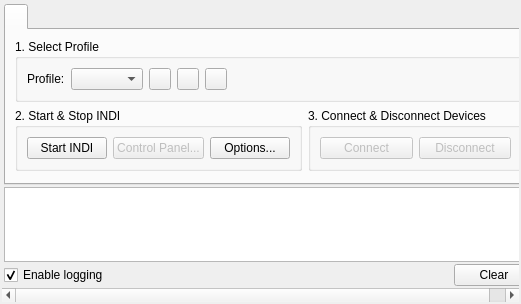
The window that kstars/ekos/ekosmanager.ui (KDE/kstars) describes before a commit, drawn with Qt 5.
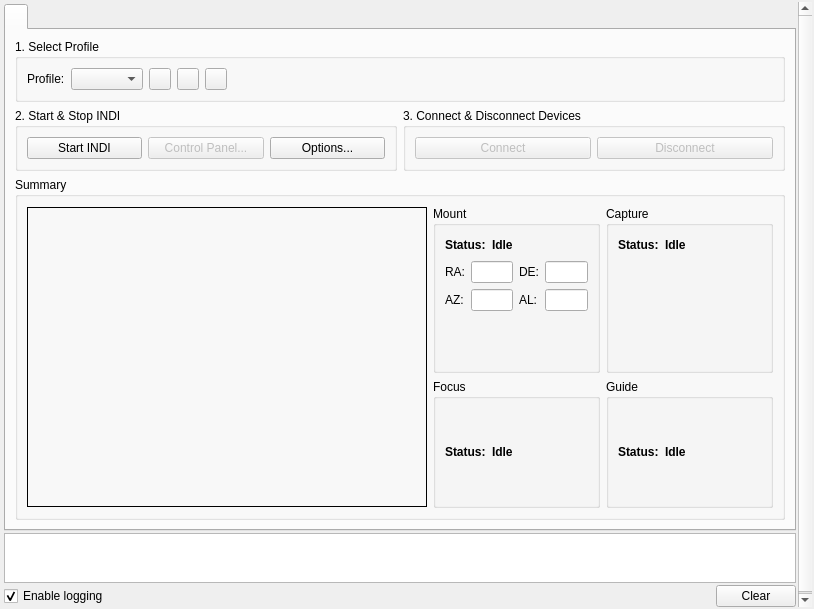
The same window after the commit. Icons and pictures are not drawn. Custom widgets are drawn as their Qt base class.

Commit message: Initial work for Ekos summary screen

Patch:
```diff
--- a/kstars/ekos/ekosmanager.ui
+++ b/kstars/ekos/ekosmanager.ui
@@ -6,8 +6,8 @@
    <rect>
     <x>0</x>
     <y>0</y>
-    <width>521</width>
-    <height>304</height>
+    <width>814</width>
+    <height>609</height>
    </rect>
   </property>
   <property name="baseSize">
@@ -72,8 +72,8 @@
        <rect>
         <x>0</x>
         <y>0</y>
-        <width>517</width>
-        <height>300</height>
+        <width>810</width>
+        <height>605</height>
        </rect>
       </property>
       <property name="sizePolicy">
@@ -321,20 +321,394 @@
             </layout>
            </item>
            <item>
-            <spacer name="verticalSpacer">
-             <property name="orientation">
-              <enum>Qt::Vertical</enum>
+            <widget class="QGroupBox" name="summaryGroup">
+             <property name="sizePolicy">
+              <sizepolicy hsizetype="Preferred" vsizetype="Preferred">
+               <horstretch>0</horstretch>
+               <verstretch>0</verstretch>
+              </sizepolicy>
              </property>
-             <property name="sizeType">
-              <enum>QSizePolicy::MinimumExpanding</enum>
-             </property>
-             <property name="sizeHint" stdset="0">
+             <property name="minimumSize">
               <size>
-               <width>20</width>
-               <height>1</height>
+               <width>0</width>
+               <height>0</height>
               </size>
              </property>
-            </spacer>
+             <property name="title">
+              <string>Summary</string>
+             </property>
+             <layout class="QHBoxLayout" name="horizontalLayout_8">
+              <item>
+               <widget class="QLabel" name="fitsImage">
+                <property name="sizePolicy">
+                 <sizepolicy hsizetype="Expanding" vsizetype="Expanding">
+                  <horstretch>0</horstretch>
+                  <verstretch>0</verstretch>
+                 </sizepolicy>
+                </property>
+                <property name="minimumSize">
+                 <size>
+                  <width>400</width>
+                  <height>300</height>
+                 </size>
+                </property>
+                <property name="maximumSize">
+                 <size>
+                  <width>400</width>
+                  <height>300</height>
+                 </size>
+                </property>
+                <property name="cursor">
+                 <cursorShape>ArrowCursor</cursorShape>
+                </property>
+                <property name="frameShape">
+                 <enum>QFrame::Box</enum>
+                </property>
+                <property name="text">
+                 <string/>
+                </property>
+                <property name="pixmap">
+                 <pixmap resource="../data/kstars.qrc">:/images/noimage.png</pixmap>
+                </property>
+                <property name="scaledContents">
+                 <bool>true</bool>
+                </property>
+               </widget>
+              </item>
+              <item>
+               <layout class="QGridLayout" name="gridLayout" rowstretch="1,1" columnstretch="1,1">
+                <item row="0" column="0">
+                 <widget class="QGroupBox" name="mountGroup">
+                  <property name="title">
+                   <string>Mount</string>
+                  </property>
+                  <layout class="QVBoxLayout" name="verticalLayout_4">
+                   <item>
+                    <layout class="QHBoxLayout" name="mountStatusLayout">
+                     <item>
+                      <widget class="QLabel" name="label_2">
+                       <property name="styleSheet">
+                        <string notr="true">font-weight:bold;</string>
+                       </property>
+                       <property name="text">
+                        <string>Status:</string>
+                       </property>
+                       <property name="textFormat">
+                        <enum>Qt::PlainText</enum>
+                       </property>
+                      </widget>
+                     </item>
+                     <item>
+                      <widget class="QLabel" name="mountStatus">
+                       <property name="styleSheet">
+                        <string notr="true">font-weight:bold;</string>
+                       </property>
+                       <property name="text">
+                        <string>Idle</string>
+                       </property>
+                       <property name="textFormat">
+                        <enum>Qt::PlainText</enum>
+                       </property>
+                      </widget>
+                     </item>
+                     <item>
+                      <spacer name="horizontalSpacer_3">
+                       <property name="orientation">
+                        <enum>Qt::Horizontal</enum>
+                       </property>
+                       <property name="sizeHint" stdset="0">
+                        <size>
+                         <width>40</width>
+                         <height>20</height>
+                        </size>
+                       </property>
+                      </spacer>
+                     </item>
+                    </layout>
+                   </item>
+                   <item>
+                    <layout class="QGridLayout" name="gridLayout_2">
+                     <item row="0" column="0">
+                      <widget class="QLabel" name="label_5">
+                       <property name="toolTip">
+                        <string>Right Ascension</string>
+                       </property>
+                       <property name="text">
+                        <string>RA:</string>
+                       </property>
+                      </widget>
+                     </item>
+                     <item row="0" column="1">
+                      <widget class="QLineEdit" name="raOUT">
+                       <property name="readOnly">
+                        <bool>true</bool>
+                       </property>
+                      </widget>
+                     </item>
+                     <item row="0" column="2">
+                      <widget class="QLabel" name="label_7">
+                       <property name="toolTip">
+                        <string>Declination</string>
+                       </property>
+                       <property name="text">
+                        <string>DE:</string>
+                       </property>
+                      </widget>
+                     </item>
+                     <item row="0" column="3">
+                      <widget class="QLineEdit" name="decOUT">
+                       <property name="text">
+                        <string/>
+                       </property>
+                       <property name="readOnly">
+                        <bool>true</bool>
+                       </property>
+                      </widget>
+                     </item>
+                     <item row="1" column="0">
+                      <widget class="QLabel" name="label_6">
+                       <property name="toolTip">
+                        <string>Azimuth</string>
+                       </property>
+                       <property name="text">
+                        <string>AZ:</string>
+                       </property>
+                      </widget>
+                     </item>
+                     <item row="1" column="1">
+                      <widget class="QLineEdit" name="azOUT">
+                       <property name="readOnly">
+                        <bool>true</bool>
+                       </property>
+                      </widget>
+                     </item>
+                     <item row="1" column="2">
+                      <widget class="QLabel" name="label_8">
+                       <property name="toolTip">
+                        <string>Altitude</string>
+                       </property>
+                       <property name="text">
+                        <string>AL:</string>
+                       </property>
+                      </widget>
+                     </item>
+                     <item row="1" column="3">
+                      <widget class="QLineEdit" name="altOUT">
+                       <property name="readOnly">
+                        <bool>true</bool>
+                       </property>
+                      </widget>
+                     </item>
+                    </layout>
+                   </item>
+                   <item>
+                    <spacer name="verticalSpacer_2">
+                     <property name="orientation">
+                      <enum>Qt::Vertical</enum>
+                     </property>
+                     <property name="sizeHint" stdset="0">
+                      <size>
+                       <width>10</width>
+                       <height>10</height>
+                      </size>
+                     </property>
+                    </spacer>
+                   </item>
+                  </layout>
+                 </widget>
+                </item>
+                <item row="0" column="1">
+                 <widget class="QGroupBox" name="captureGroup">
+                  <property name="title">
+                   <string>Capture</string>
+                  </property>
+                  <layout class="QVBoxLayout" name="verticalLayout_6">
+                   <item>
+                    <layout class="QHBoxLayout" name="captureStatusLayout">
+                     <item>
+                      <widget class="QLabel" name="label_4">
+                       <property name="styleSheet">
+                        <string notr="true">font-weight:bold;</string>
+                       </property>
+                       <property name="text">
+                        <string>Status:</string>
+                       </property>
+                      </widget>
+                     </item>
+                     <item>
+                      <widget class="QLabel" name="captureStatus">
+                       <property name="styleSheet">
+                        <string notr="true">font-weight:bold;</string>
+                       </property>
+                       <property name="text">
+                        <string>Idle</string>
+                       </property>
+                      </widget>
+                     </item>
+                     <item>
+                      <spacer name="horizontalSpacer_4">
+                       <property name="orientation">
+                        <enum>Qt::Horizontal</enum>
+                       </property>
+                       <property name="sizeHint" stdset="0">
+                        <size>
+                         <width>40</width>
+                         <height>20</height>
+                        </size>
+                       </property>
+                      </spacer>
+                     </item>
+                    </layout>
+                   </item>
+                   <item>
+                    <layout class="QHBoxLayout" name="horizontalLayout_7">
+                     <item>
+                      <spacer name="horizontalSpacer_7">
+                       <property name="orientation">
+                        <enum>Qt::Horizontal</enum>
+                       </property>
+                       <property name="sizeHint" stdset="0">
+                        <size>
+                         <width>40</width>
+                         <height>20</height>
+                        </size>
+                       </property>
+                      </spacer>
+                     </item>
+                     <item>
+                      <widget class="QRoundProgressBar" name="captureProgress" native="true">
+                       <property name="enabled">
+                        <bool>true</bool>
+                       </property>
+                       <property name="minimumSize">
+                        <size>
+                         <width>100</width>
+                         <height>100</height>
+                        </size>
+                       </property>
+                       <property name="maximumSize">
+                        <size>
+                         <width>100</width>
+                         <height>100</height>
+                        </size>
+                       </property>
+                       <layout class="QVBoxLayout" name="verticalLayout_5"/>
+                      </widget>
+                     </item>
+                     <item>
+                      <spacer name="horizontalSpacer_8">
+                       <property name="orientation">
+                        <enum>Qt::Horizontal</enum>
+                       </property>
+                       <property name="sizeHint" stdset="0">
+                        <size>
+                         <width>40</width>
+                         <height>20</height>
+                        </size>
+                       </property>
+                      </spacer>
+                     </item>
+                    </layout>
+                   </item>
+                  </layout>
+                 </widget>
+                </item>
+                <item row="1" column="0">
+                 <widget class="QGroupBox" name="focusGroup">
+                  <property name="title">
+                   <string>Focus</string>
+                  </property>
+                  <layout class="QVBoxLayout" name="focusVerticalLayout">
+                   <item>
+                    <layout class="QHBoxLayout" name="focusStatusLayout">
+                     <item>
+                      <widget class="QLabel" name="label_10">
+                       <property name="styleSheet">
+                        <string notr="true">font-weight:bold;</string>
+                       </property>
+                       <property name="text">
+                        <string>Status:</string>
+                       </property>
+                      </widget>
+                     </item>
+                     <item>
+                      <widget class="QLabel" name="focusStatus">
+                       <property name="styleSheet">
+                        <string notr="true">font-weight:bold;</string>
+                       </property>
+                       <property name="text">
+                        <string>Idle</string>
+                       </property>
+                      </widget>
+                     </item>
+                     <item>
+                      <spacer name="horizontalSpacer_5">
+                       <property name="orientation">
+                        <enum>Qt::Horizontal</enum>
+                       </property>
+                       <property name="sizeHint" stdset="0">
+                        <size>
+                         <width>40</width>
+                         <height>20</height>
+                        </size>
+                       </property>
+                      </spacer>
+                     </item>
+                    </layout>
+                   </item>
+                  </layout>
+                 </widget>
+                </item>
+                <item row="1" column="1">
+                 <widget class="QGroupBox" name="guideGroup">
+                  <property name="title">
+                   <string>Guide</string>
+                  </property>
+                  <layout class="QVBoxLayout" name="guideVerticalLayout">
+                   <item>
+                    <layout class="QHBoxLayout" name="guideStatusLayout">
+                     <item>
+                      <widget class="QLabel" name="label_12">
+                       <property name="styleSheet">
+                        <string notr="true">font-weight:bold;</string>
+                       </property>
+                       <property name="text">
+                        <string>Status:</string>
+                       </property>
+                      </widget>
+                     </item>
+                     <item>
+                      <widget class="QLabel" name="guideStatus">
+                       <property name="styleSheet">
+                        <string notr="true">font-weight:bold;</string>
+                       </property>
+                       <property name="text">
+                        <string>Idle</string>
+                       </property>
+                      </widget>
+                     </item>
+                     <item>
+                      <spacer name="horizontalSpacer_6">
+                       <property name="orientation">
+                        <enum>Qt::Horizontal</enum>
+                       </property>
+                       <property name="sizeHint" stdset="0">
+                        <size>
+                         <width>40</width>
+                         <height>20</height>
+                        </size>
+                       </property>
+                      </spacer>
+                     </item>
+                    </layout>
+                   </item>
+                  </layout>
+                 </widget>
+                </item>
+               </layout>
+              </item>
+             </layout>
+            </widget>
            </item>
           </layout>
          </widget>
@@ -343,7 +717,7 @@
        <item>
         <widget class="QPlainTextEdit" name="ekosLogOut">
          <property name="sizePolicy">
-          <sizepolicy hsizetype="Preferred" vsizetype="Preferred">
+          <sizepolicy hsizetype="Preferred" vsizetype="MinimumExpanding">
            <horstretch>0</horstretch>
            <verstretch>0</verstretch>
           </sizepolicy>
@@ -360,6 +734,9 @@
            <height>16777215</height>
           </size>
          </property>
+         <property name="sizeAdjustPolicy">
+          <enum>QAbstractScrollArea::AdjustToContents</enum>
+         </property>
          <property name="readOnly">
           <bool>true</bool>
          </property>
@@ -413,6 +790,16 @@
   <zorder>ekosScrollArea</zorder>
   <zorder></zorder>
  </widget>
- <resources/>
+ <customwidgets>
+  <customwidget>
+   <class>QRoundProgressBar</class>
+   <extends>QWidget</extends>
+   <header>QRoundProgressBar.h</header>
+   <container>1</container>
+  </customwidget>
+ </customwidgets>
+ <resources>
+  <include location="../data/kstars.qrc"/>
+ </resources>
  <connections/>
 </ui>
```
Left out of the diff: 2 changed lines with no effect on the pictures. The commit also changes 9 other files.
